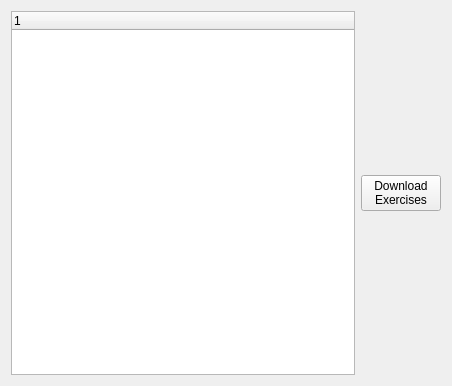
Old version of the form v800main.ui in the repository profanum429/v800_downloader.
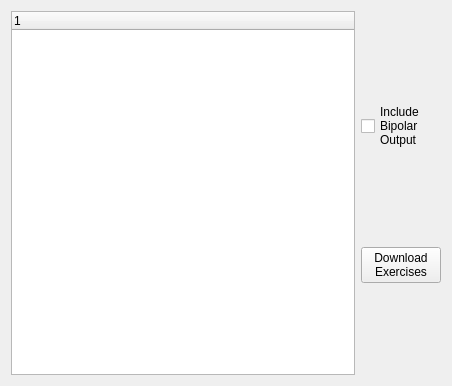
New version of the form.

Commit message: Modified the pro file to only compile the rawhid_api.c on OSX, was killing Windows builds, whoops. Also added the option to Export Bipolar Output that will copy the data files into the Bipolar directory with expected names using a UUID for the two sessions numbers that don't seem to effect TCX/GPX generation.

Patch:
```diff
--- a/v800main.ui
+++ b/v800main.ui
@@ -26,12 +26,25 @@
       </widget>
      </item>
      <item>
+      <layout class="QVBoxLayout" name="verticalLayout">
+       <item>
+        <widget class="QCheckBox" name="bipolarChk">
+         <property name="text">
+          <string>Include
+Bipolar 
+Output</string>
+         </property>
+        </widget>
+       </item>
+       <item>
       <widget class="QPushButton" name="downloadBtn">
        <property name="text">
         <string>Download
 Exercises</string>
        </property>
       </widget>
+       </item>
+      </layout>
      </item>
     </layout>
    </item>
```
Lines whose indentation alone changed are shown as unchanged. The commit also changes 7 other files.
